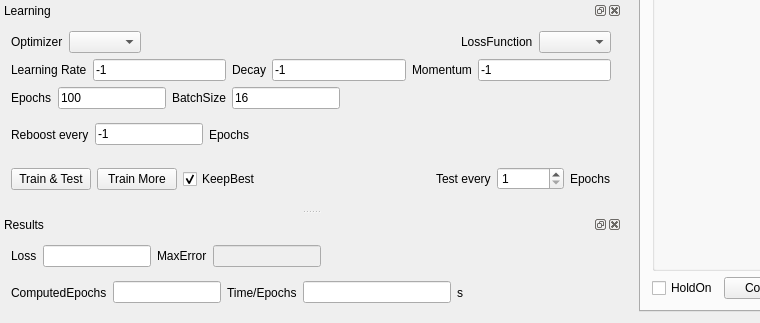
Before: the Qt Designer form src/DNNLab/mainwindow.ui in edeforas/BeeDNN, drawn with Qt 5; both pictures show x 0 to 760 and y 414 to 737 of the 1141 by 737 pixel window.
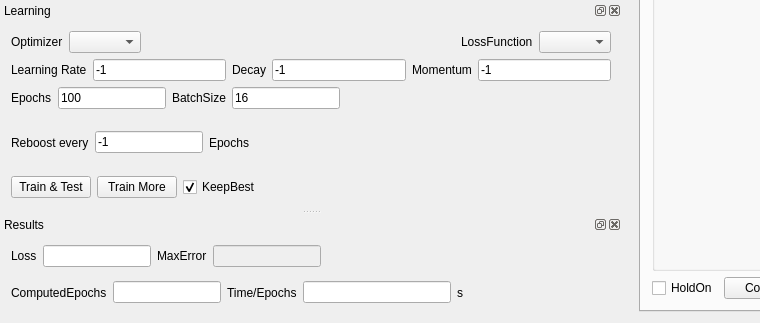
After: the same form once the commit is applied.

What changed in the file:
```diff
--- a/src/DNNLab/mainwindow.ui
+++ b/src/DNNLab/mainwindow.ui
@@ -669,36 +669,6 @@
          </property>
         </spacer>
        </item>
-       <item>
-        <widget class="QLabel" name="label_3">
-         <property name="text">
-          <string>Test every</string>
-         </property>
-        </widget>
-       </item>
-       <item>
-        <widget class="QSpinBox" name="sbTestEveryEpochs">
-         <property name="enabled">
-          <bool>true</bool>
-         </property>
-         <property name="minimum">
-          <number>1</number>
-         </property>
-         <property name="maximum">
-          <number>100000</number>
-         </property>
-         <property name="value">
-          <number>1</number>
-         </property>
-        </widget>
-       </item>
-       <item>
-        <widget class="QLabel" name="label_15">
-         <property name="text">
-          <string>Epochs</string>
-         </property>
-        </widget>
-       </item>
       </layout>
      </item>
      <item row="0" column="0">
```
